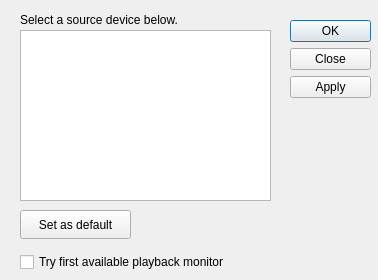
projectM-visualizer/projectm, file src/qprojectM-pulseaudio/PulseDeviceChooserDialog.ui: the form before one commit.
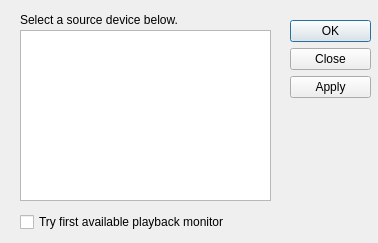
The form after the commit.

Commit message: hacking way to correct behavior in device chooser

Patch:
```diff
--- a/src/qprojectM-pulseaudio/PulseDeviceChooserDialog.ui
+++ b/src/qprojectM-pulseaudio/PulseDeviceChooserDialog.ui
@@ -6,7 +6,7 @@
     <x>0</x>
     <y>0</y>
     <width>378</width>
-    <height>280</height>
+    <height>243</height>
    </rect>
   </property>
   <property name="windowTitle" >
@@ -32,7 +32,7 @@
    <property name="geometry" >
     <rect>
      <x>20</x>
-     <y>250</y>
+     <y>210</y>
      <width>251</width>
      <height>24</height>
     </rect>
@@ -57,22 +57,6 @@
     <string>Select a source device below.</string>
    </property>
   </widget>
-  <widget class="QPushButton" name="saveAsDefaultPushButton" >
-   <property name="geometry" >
-    <rect>
-     <x>20</x>
-     <y>210</y>
-     <width>111</width>
-     <height>29</height>
-    </rect>
-   </property>
-   <property name="toolTip" >
-    <string>Clicking on this means when projectM starts up, it will try to select the active source device to get its sound data.</string>
-   </property>
-   <property name="text" >
-    <string>Set as default</string>
-   </property>
-  </widget>
   <widget class="QListView" name="devicesListView" >
    <property name="geometry" >
     <rect>
```
Left out of the diff: 37 changed lines with no effect on the pictures. The commit also changes 5 other files.
